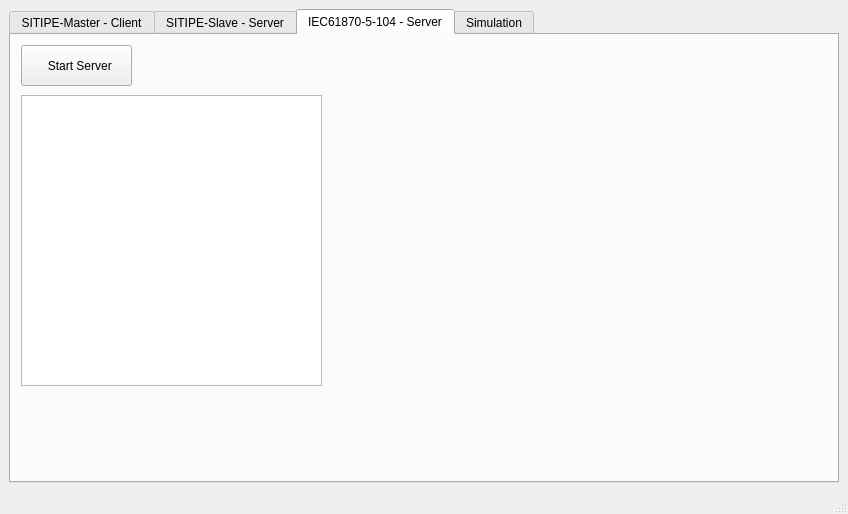
Before: the Qt Designer form examples/QtWidgets/Qt6CMake-main/forms/mainwindow.ui in Pfannex/IEC61850_Qt, drawn with Qt 5.
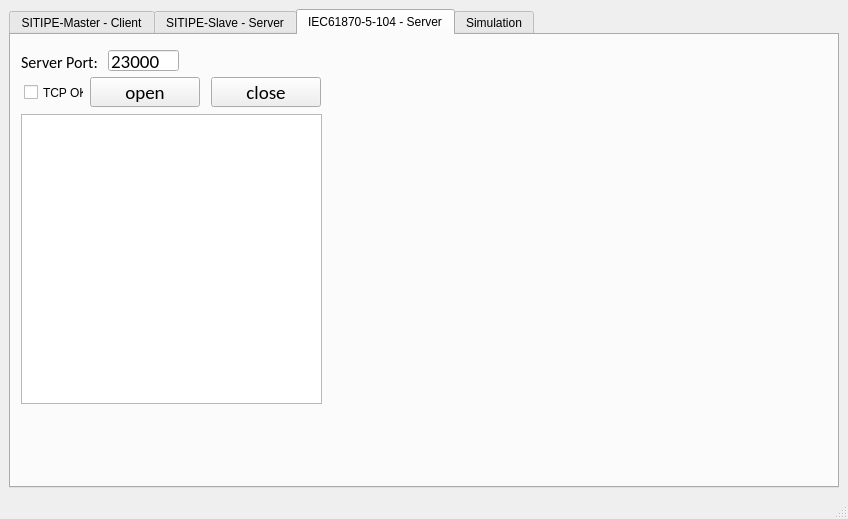
After: the same form once the commit is applied. Icons and pictures are not drawn.

Commit message: basic server 104 running

```diff
--- a/examples/QtWidgets/Qt6CMake-main/forms/mainwindow.ui
+++ b/examples/QtWidgets/Qt6CMake-main/forms/mainwindow.ui
@@ -7,7 +7,7 @@
     <x>0</x>
     <y>0</y>
     <width>848</width>
-    <height>514</height>
+    <height>519</height>
    </rect>
   </property>
   <property name="windowTitle">
@@ -2509,33 +2509,51 @@
        <widget class="QPushButton" name="bu_startServer">
         <property name="geometry">
          <rect>
-          <x>10</x>
-          <y>10</y>
-          <width>111</width>
-          <height>41</height>
+          <x>79</x>
+          <y>42</y>
+          <width>110</width>
+          <height>30</height>
+         </rect>
+        </property>
+        <property name="font">
+         <font>
+          <family>Calibri</family>
+          <pointsize>14</pointsize>
+         </font>
+        </property>
+        <property name="text">
+         <string>open</string>
+        </property>
+       </widget>
+       <widget class="QCheckBox" name="cb_clientConnected">
+        <property name="geometry">
+         <rect>
+          <x>13</x>
+          <y>43</y>
+          <width>60</width>
+          <height>29</height>
          </rect>
         </property>
         <property name="styleSheet">
          <string notr="true"/>
         </property>
         <property name="text">
-         <string>  Start Server</string>
+         <string>TCP OK</string>
         </property>
-        <property name="icon">
-         <iconset>
-          <normaloff>../build/pic/test.png</normaloff>../build/pic/test.png</iconset>
-        </property>
-        <property name="checkable">
-         <bool>true</bool>
+        <property name="iconSize">
+         <size>
+          <width>41</width>
+          <height>30</height>
+         </size>
         </property>
        </widget>
        <widget class="QListWidget" name="lw_serverLog_2">
         <property name="geometry">
          <rect>
           <x>10</x>
-          <y>60</y>
+          <y>79</y>
           <width>301</width>
-          <height>291</height>
+          <height>290</height>
          </rect>
         </property>
         <property name="font">
@@ -2551,6 +2569,81 @@
          <set>Qt::AlignRight</set>
         </property>
        </widget>
+       <widget class="QPushButton" name="bu_close104Server">
+        <property name="geometry">
+         <rect>
+          <x>200</x>
+          <y>42</y>
+          <width>110</width>
+          <height>30</height>
+         </rect>
+        </property>
+        <property name="font">
+         <font>
+          <family>Calibri</family>
+          <pointsize>14</pointsize>
+         </font>
+        </property>
+        <property name="text">
+         <string>close</string>
+        </property>
+        <property name="default">
+         <bool>false</bool>
+        </property>
+        <property name="flat">
+         <bool>false</bool>
+        </property>
+       </widget>
+       <widget class="QLabel" name="label_2">
+        <property name="geometry">
+         <rect>
+          <x>10</x>
+          <y>12</y>
+          <width>81</width>
+          <height>30</height>
+         </rect>
+        </property>
+        <property name="font">
+         <font>
+          <family>Calibri</family>
+          <pointsize>12</pointsize>
+         </font>
+        </property>
+        <property name="text">
+         <string>Server Port:</string>
+        </property>
+       </widget>
+       <widget class="QLineEdit" name="tb_104port">
+        <property name="geometry">
+         <rect>
+          <x>97</x>
+          <y>15</y>
+          <width>71</width>
+          <height>21</height>
+         </rect>
+        </property>
+        <property name="font">
+         <font>
+          <family>Calibri</family>
+          <pointsize>14</pointsize>
+         </font>
+        </property>
+        <property name="inputMask">
+         <string/>
+        </property>
+        <property name="text">
+         <string>23000</string>
+        </property>
+        <property name="cursorPosition">
+         <number>5</number>
+        </property>
+        <property name="alignment">
+         <set>Qt::AlignLeading|Qt::AlignLeft|Qt::AlignVCenter</set>
+        </property>
+        <property name="placeholderText">
+         <string>33333</string>
+        </property>
+       </widget>
       </widget>
       <widget class="QWidget" name="SIM">
        <attribute name="title">
```
Left out of the diff: 10 changed lines with no effect on the pictures. The commit also changes 11 other files.
